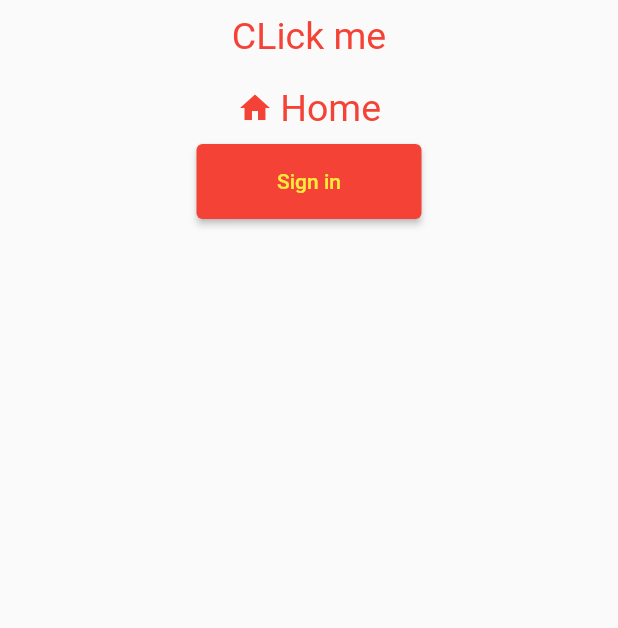
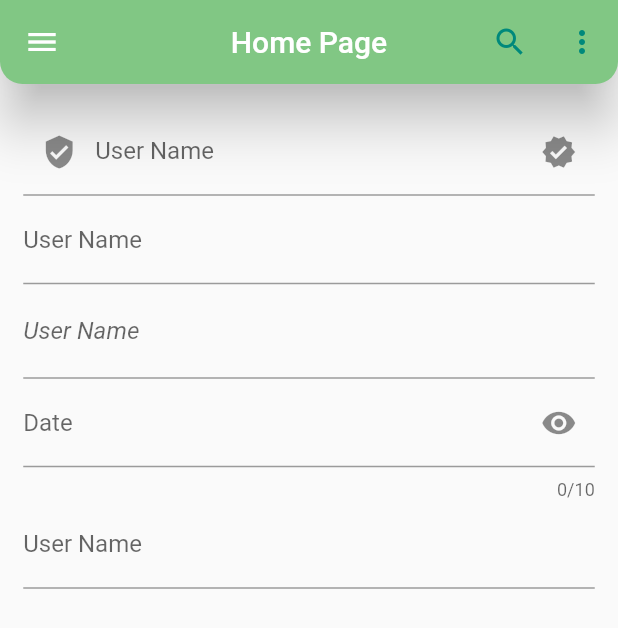
Before and after one commit to ChristyAlex2147215/flutr-AppBar-widget, a Flutter app: the screen it shows after launch, on a phone screen of 412 x 824 dp. Shown: the top 628 px of the screen. Run offline on Flutter 3.47's test engine with Material 2 defaults, Android fonts, the phone set to English and light mode, and no system bars.

Commit message:
Text inputs and Images

```diff
--- a/lib/main.dart
+++ b/lib/main.dart
@@ -4,6 +4,7 @@ import "./widgets/container.dart";
 import "./widgets/rowcolumnWidget.dart";
 import "./widgets//textWidget.dart";
 import "./widgets/ButtonWidgets.dart";
+import "./widgets/TextFields.dart";
 
 //main function where the app is called to execute
 void main() {
@@ -20,6 +21,6 @@ class MyApp extends StatelessWidget {
         title: "Demo App",
         // home page for route "/"
         // scaffold gives white screen
-        home: ButtonWidget());
+        home: TextFields());
   }
 }
--- a/lib/widgets/ButtonWidgets.dart
+++ b/lib/widgets/ButtonWidgets.dart
@@ -41,7 +41,22 @@ class ButtonWidget extends StatelessWidget {
               onPressed: () {
                 log("Elavated button click");
               },
-              child: Text("Sign in"))
+              child: Text("Sign in")),
+          Container(
+              margin:
+                  EdgeInsets.only(top: 20.0), // Set the top margin as needed
+              child: OutlinedButton(
+                  onPressed: () {},
+                  child: Text("Sign Out"),
+                  style: ButtonStyle(
+                    shape: MaterialStateProperty.all(RoundedRectangleBorder(
+                        borderRadius: BorderRadius.circular(75))),
+                    side: MaterialStateProperty.all(
+                      BorderSide(color: Colors.yellow, width: 2),
+                    ),
+                    foregroundColor: MaterialStateProperty.all(Colors.black),
+                    minimumSize: MaterialStateProperty.all(Size(150, 150)),
+                  ))),
         ],
       )),
     );
--- /dev/null
+++ b/lib/widgets/CustomAppBarUtil.dart
@@ -0,0 +1,31 @@
+import 'package:flutter/material.dart';
+
+class CustomAppBarUtil {
+  static AppBar buildCustomAppBar() {
+    return AppBar(
+      title: const Text("Home Page"),
+      centerTitle: true,
+      backgroundColor: Colors.green[300],
+      leading: IconButton(
+        onPressed: () {},
+        icon: const Icon(Icons.menu),
+      ),
+      actions: [
+        IconButton(
+          onPressed: () {},
+          icon: const Icon(Icons.search),
+          color: Colors.teal[600],
+        ),
+        IconButton(
+          onPressed: () {},
+          color: Colors.teal[600],
+          icon: const Icon(Icons.more_vert),
+        ),
+      ],
+      shape: const RoundedRectangleBorder(
+        borderRadius: BorderRadius.vertical(bottom: Radius.circular(15)),
+      ),
+      elevation: 15,
+    );
+  }
+}
--- /dev/null
+++ b/lib/widgets/TextFields.dart
@@ -0,0 +1,56 @@
+import "package:flutter/material.dart";
+import "CustomAppBarUtil.dart";
+
+class TextFields extends StatelessWidget {
+  const TextFields({Key? key}) : super(key: key);
+
+  @override
+  Widget build(BuildContext context) {
+    return Scaffold(
+      appBar: CustomAppBarUtil.buildCustomAppBar(),
+      body: Center(
+          child: Padding(
+        padding: const EdgeInsets.all(15.5),
+        child: Column(
+          children: [
+            TextField(
+              decoration: InputDecoration(
+                  labelText: "User Name",
+                  hintText: "Enter username",
+                  suffixIcon: Icon(Icons.verified),
+                  prefixIcon: Icon(Icons.verified_user)),
+            ),
+            TextField(
+              decoration: InputDecoration(
+                  labelText: "User Name",
+                  hintText: "Enter username",
+                  prefixText: "Mr.",
+                  suffixText: "Welcome"),
+            ),
+            TextField(
+              decoration: InputDecoration(
+                  labelText: "User Name",
+                  hintText: "Enter username",
+                  hintStyle: TextStyle(fontSize: 20, color: Colors.pinkAccent),
+                  labelStyle: TextStyle(fontStyle: FontStyle.italic)),
+            ),
+            TextField(
+              maxLength: 10,
+              obscureText: false, //for the password entry
+              keyboardType: TextInputType.datetime,
+              decoration: InputDecoration(
+                  labelText: "Date", suffixIcon: Icon(Icons.remove_red_eye)),
+            ),
+            TextField(
+              decoration: InputDecoration(
+                  focusedBorder: OutlineInputBorder(
+                      borderRadius: BorderRadius.circular(20),
+                      borderSide: BorderSide(color: Colors.red)),
+                  label: Text("User Name")),
+            ),
+          ],
+        ),
+      )),
+    );
+  }
+}
```
Also changed, not shown: lib/widgets/ImageWIdget.dart (added).
